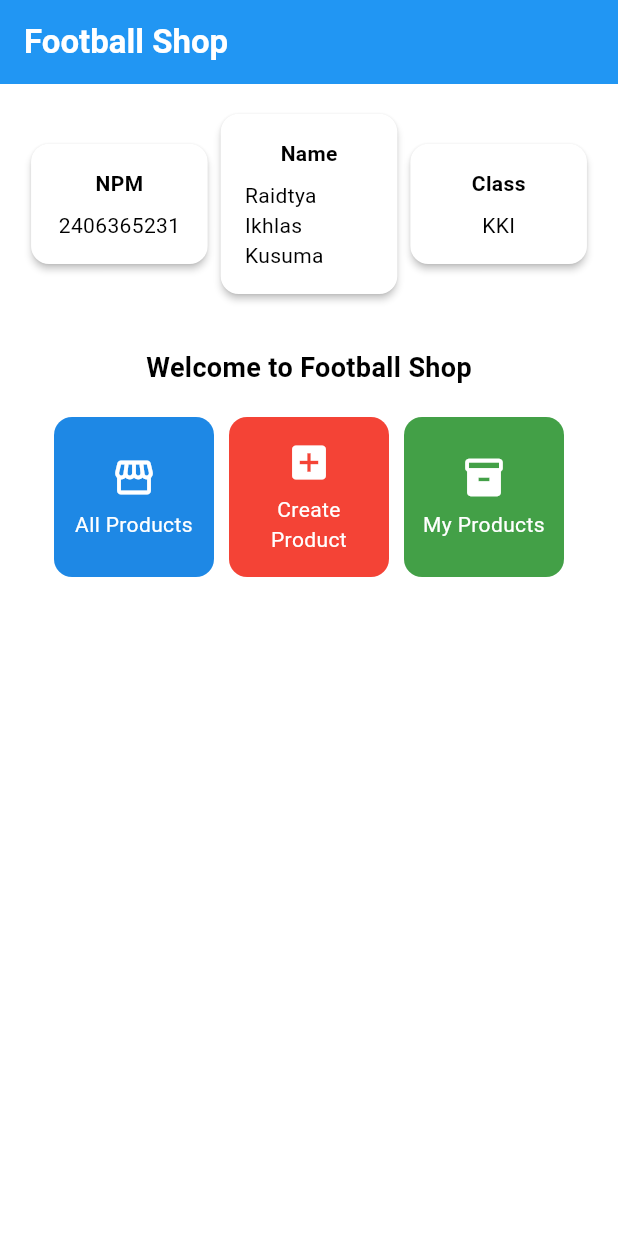
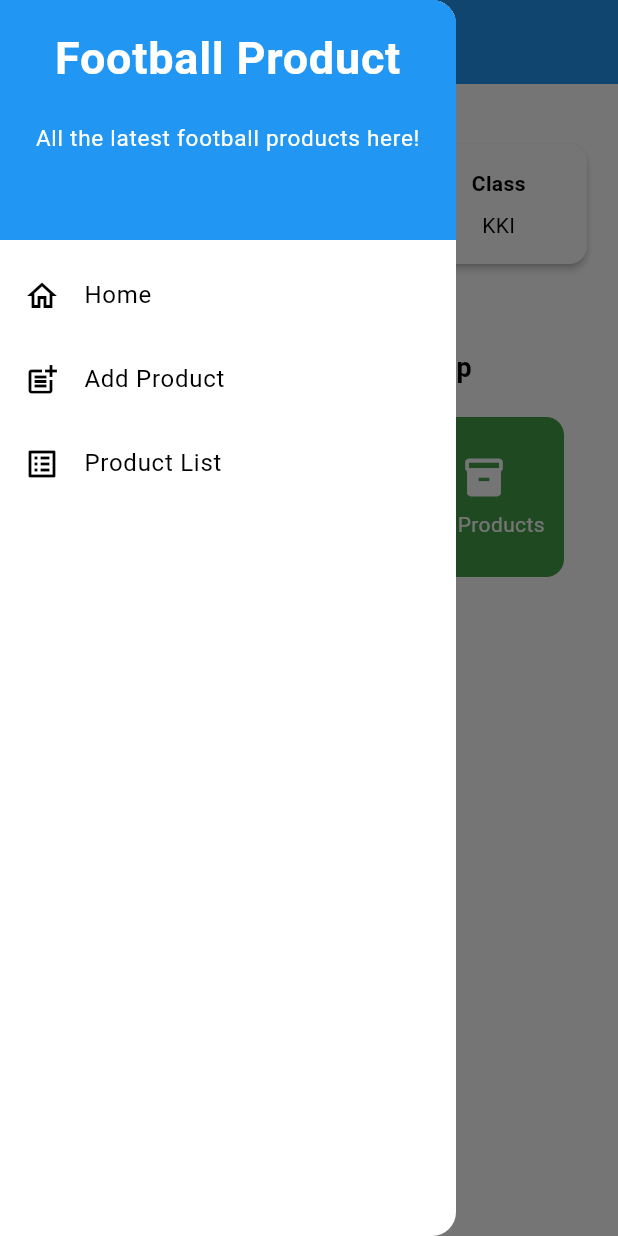
Before and after one commit to aditkusuma/football-shop-mobile, a Flutter app: the screen it shows after launch, with the side drawer open (before the commit the screen has no drawer), on a phone screen of 412 x 824 dp. Run offline on Flutter 3.47's test engine with Material 3 defaults, Android fonts, the phone set to English and light mode, and no system bars.

Commit message:
Assigment 8

```diff
--- a/lib/main.dart
+++ b/lib/main.dart
@@ -1,5 +1,5 @@
 import 'package:flutter/material.dart';
-import 'package:football_shop/menu.dart';
+import 'package:football_shop/screens/menu.dart';
 
 void main() {
   runApp(const MyApp());
--- a/lib/menu.dart
+++ b/lib/screens/menu.dart
@@ -1,4 +1,6 @@
 import 'package:flutter/material.dart';
+import 'package:football_shop/widgets/product_card.dart';
+import 'package:football_shop/widgets/left_drawer.dart';
 
 class MyHomePage extends StatelessWidget {
      MyHomePage({super.key, required ColorScheme colorScheme}); //sudah ada pada code sebelumnya
@@ -9,7 +11,7 @@ class MyHomePage extends StatelessWidget {
 
     final List<ItemHomepage> items = [
     ItemHomepage("All Products", Icons.storefront, Colors.blue.shade600),
-    ItemHomepage("Create Product", Icons.add_box, Colors.red.shade500),
+    ItemHomepage("Add Product", Icons.add_box, Colors.red.shade500),
     ItemHomepage("My Products", Icons.inventory_2, Colors.green.shade600),
     ];
     @override
@@ -30,6 +32,7 @@ class MyHomePage extends StatelessWidget {
         backgroundColor: Theme.of(context).colorScheme.primary,
       ),
       // Body halaman dengan padding di sekelilingnya.
+      drawer: LeftDrawer(),
       body: Padding(
         padding: const EdgeInsets.all(16.0),
         // Menyusun widget secara vertikal dalam sebuah kolom.
@@ -92,67 +95,6 @@ class MyHomePage extends StatelessWidget {
   }
 }
 
-class ItemHomepage {
- final String name;
- final IconData icon;
- final Color color;
-
- ItemHomepage(this.name, this.icon, this.color);
-}
-
-class ItemCard extends StatelessWidget {
-  // Menampilkan kartu dengan ikon dan nama.
-
-  final ItemHomepage item;
-
-  const ItemCard(this.item, {super.key});
-
-  @override
-  Widget build(BuildContext context) {
-    return Material(
-      // Menentukan warna latar belakang dari tema aplikasi.
-      color: item.color,
-      // Membuat sudut kartu melengkung.
-      borderRadius: BorderRadius.circular(12),
-
-      child: InkWell(
-        // Aksi ketika kartu ditekan.
-        onTap: () {
-          // Menampilkan pesan SnackBar saat kartu ditekan.
-          ScaffoldMessenger.of(context)
-            ..hideCurrentSnackBar()
-            ..showSnackBar(
-              SnackBar(content: Text("You have pressed the ${item.name} button!"))
-            );
-        },
-        // Container untuk menyimpan Icon dan Text
-        child: Container(
-          padding: const EdgeInsets.all(8),
-          child: Center(
-            child: Column(
-              // Menyusun ikon dan teks di tengah kartu.
-              mainAxisAlignment: MainAxisAlignment.center,
-              children: [
-                Icon(
-                  item.icon,
-                  color: Colors.white,
-                  size: 30.0,
-                ),
-                const Padding(padding: EdgeInsets.all(3)),
-                Text(
-                  item.name,
-                  textAlign: TextAlign.center,
-                  style: const TextStyle(color: Colors.white),
-                ),
-              ],
-            ),
-          ),
-        ),
-      ),
-    );
-  }
-
-}
 
 class InfoCard extends StatelessWidget {
   // Kartu informasi yang menampilkan title dan content.
--- /dev/null
+++ b/lib/widgets/left_drawer.dart
@@ -0,0 +1,79 @@
+import 'package:flutter/material.dart';
+import 'package:football_shop/screens/menu.dart';
+import 'package:football_shop/screens/productlist_form.dart';
+
+class LeftDrawer extends StatelessWidget {
+  const LeftDrawer({super.key});
+
+  @override
+  Widget build(BuildContext context) {
+    return Drawer(
+      child: ListView(
+        children: [
+          const DrawerHeader(
+            decoration: BoxDecoration(
+              color: Colors.blue,
+            ),
+            child: Column(
+              children: [
+                Text(
+                  'Football Product',
+                  textAlign: TextAlign.center,
+                  style: TextStyle(
+                    fontSize: 30,
+                    fontWeight: FontWeight.bold,
+                    color: Colors.white,
+                  ),
+                ),
+                Padding(padding: EdgeInsets.all(10)),
+                Text(
+                  "All the latest football products here!",
+                  textAlign: TextAlign.center,
+                  style: const TextStyle(
+                    fontSize: 15,
+                    color: Colors.white,
+                    fontWeight: FontWeight.normal,
+                  ),
+                ),
+              ],
+            ),
+          ),
+          ListTile(
+            leading: const Icon(Icons.home_outlined),
+            title: const Text('Home'),
+            // Redirect to MyHomePage
+            onTap: () {
+              Navigator.pushReplacement(
+                  context,
+                  MaterialPageRoute(
+                    builder: (context) => MyHomePage(
+                      colorScheme: Theme.of(context).colorScheme,
+                    ),
+                  ));
+            },
+          ),
+          ListTile(
+            leading: const Icon(Icons.post_add),
+            title: const Text('Add Product'),
+            // Redirect to ProductFormPage
+            onTap: () {
+              Navigator.push(
+                context,
+                MaterialPageRoute(
+                  builder: (context) => const ProductFormPage(),
+                ),
+              );
+            },
+          ),
+          ListTile(
+            leading: const Icon(Icons.list_alt),
+            title: const Text('Product List'),
+            onTap: () {
+              // TODO: Navigate to ProductListPage once it is created
+            },
+          ),
+        ],
+      ),
+    );
+  }
+}
--- /dev/null
+++ b/lib/widgets/product_card.dart
@@ -0,0 +1,72 @@
+import 'package:flutter/material.dart';
+import 'package:football_shop/screens/productlist_form.dart';
+
+class ItemHomepage {
+ final String name;
+ final IconData icon;
+ final Color color;
+
+ ItemHomepage(this.name, this.icon, this.color);
+}
+
+class ItemCard extends StatelessWidget {
+  // Menampilkan kartu dengan ikon dan nama.
+
+  final ItemHomepage item;
+
+  const ItemCard(this.item, {super.key});
+
+  @override
+  Widget build(BuildContext context) {
+    return Material(
+      // Menentukan warna latar belakang dari tema aplikasi.
+      color: item.color,
+      // Membuat sudut kartu melengkung.
+      borderRadius: BorderRadius.circular(12),
+
+      child: InkWell(
+        // Aksi ketika kartu ditekan.
+        onTap: () {
+          // Menampilkan pesan SnackBar saat kartu ditekan.
+          ScaffoldMessenger.of(context)
+            ..hideCurrentSnackBar()
+            ..showSnackBar(
+              SnackBar(content: Text("You have pressed the ${item.name} button!"))
+            );
+          if (item.name == "Add Product") {
+            Navigator.push(
+              context,
+              MaterialPageRoute(
+                builder: (context) => const ProductFormPage(),
+              ),
+            );
+          }
+        },
+        // Container untuk menyimpan Icon dan Text
+        child: Container(
+          padding: const EdgeInsets.all(8),
+          child: Center(
+            child: Column(
+              // Menyusun ikon dan teks di tengah kartu.
+              mainAxisAlignment: MainAxisAlignment.center,
+              children: [
+                Icon(
+                  item.icon,
+                  color: Colors.white,
+                  size: 30.0,
+                ),
+                const Padding(padding: EdgeInsets.all(3)),
+                Text(
+                  item.name,
+                  textAlign: TextAlign.center,
+                  style: const TextStyle(color: Colors.white),
+                ),
+              ],
+            ),
+          ),
+        ),
+      ),
+    );
+  }
+
+}
```
Also changed, not shown: lib/screens/productlist_form.dart (added, +226 -0 lines).
